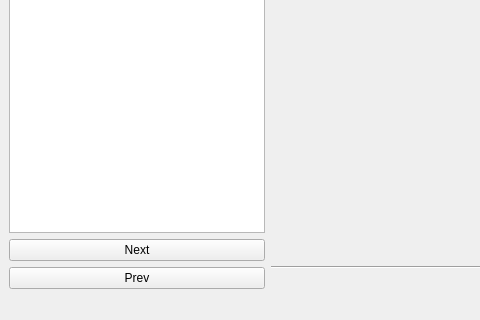
This is ui/main_window.ui in Garik-Mk/boo-anot as Qt 5 draws it before an edit; both pictures show x 0 to 480 and y 280 to 600 of the 800 by 600 pixel window. The edited form follows.
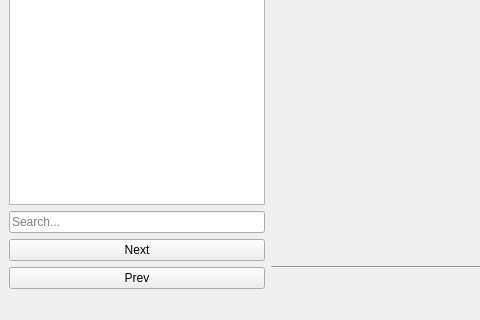
This is the edited form.

```diff
--- a/ui/main_window.ui
+++ b/ui/main_window.ui
@@ -20,6 +20,13 @@
       <item>
        <widget class="QListWidget" name="item_list"/>
       </item>
+      <item>
+       <widget class="QLineEdit" name="search">
+        <property name="placeholderText">
+         <string>Search...</string>
+        </property>
+       </widget>
+      </item>
       <item>
        <widget class="QPushButton" name="next_image">
         <property name="text">
```
